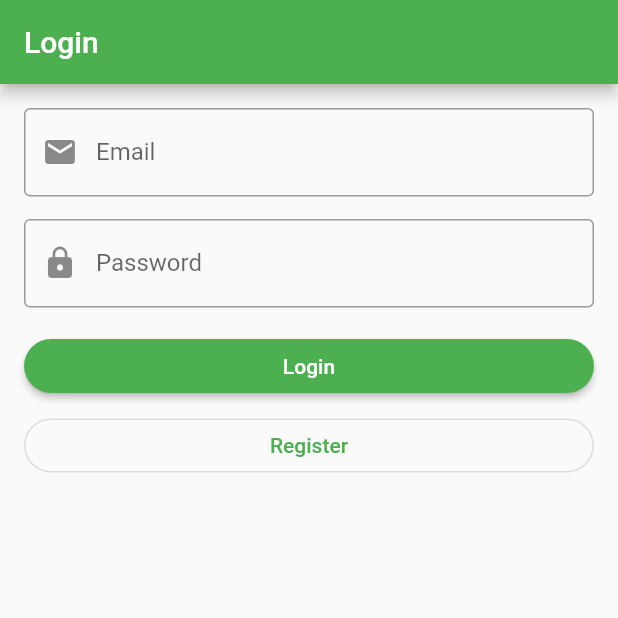
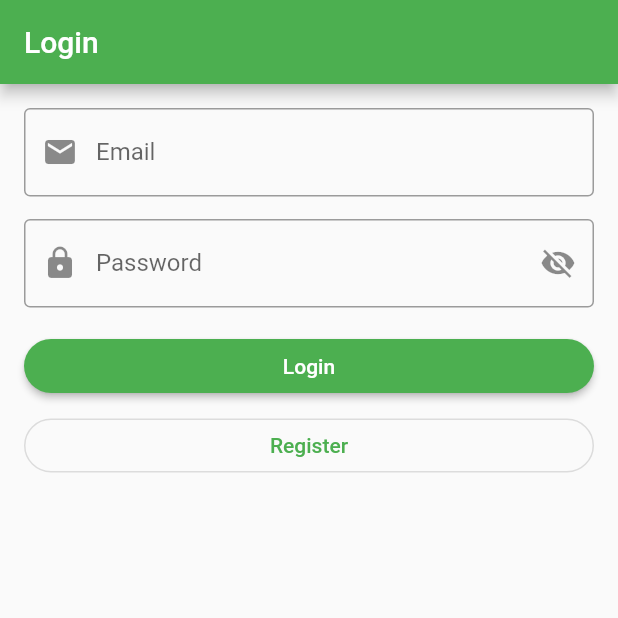
Before and after one commit to amir58/FlutterInstant2, a Flutter app: the screen it shows after launch, on a phone screen of 412 x 824 dp, the top half of it. Run offline on Flutter 3.47's test engine with Material 2 defaults, Android fonts, the phone set to English and light mode, and no system bars.

Commit message:
Session8

```diff
--- a/lib/inheritance/base_screen.dart
+++ b/lib/inheritance/base_screen.dart
@@ -13,7 +13,7 @@ class BaseScreen {
   }
 
   void showLoadingAnimation() {
-    print('showLoadingAnimation');
+    print('showCircleLoadingAnimation');
   }
 
   void hideLoadingAnimation() {
--- a/lib/main.dart
+++ b/lib/main.dart
@@ -16,14 +16,17 @@ class MyApp extends StatelessWidget {
   }
 }
 
-class LoginScreen extends StatelessWidget {
+class LoginScreen extends StatefulWidget {
   const LoginScreen({super.key});
 
+  @override
+  State<LoginScreen> createState() => _LoginScreenState();
+}
+
+class _LoginScreenState extends State<LoginScreen> {
+  bool obscureText = true;
+
   // Layouts => Column, Row, Stack
-  // Widget , Widgets
-  // Widget  => child
-  // Widgets => children
-
   @override
   Widget build(BuildContext context) {
     return Scaffold(
@@ -43,11 +46,21 @@ class LoginScreen extends StatelessWidget {
             ),
             const SizedBox(height: 15),
             TextFormField(
-              obscureText: true,
-              decoration: const InputDecoration(
+              obscureText: obscureText,
+              decoration: InputDecoration(
                 labelText: 'Password',
-                border: OutlineInputBorder(),
-                prefixIcon: Icon(Icons.lock),
+                border: const OutlineInputBorder(),
+                prefixIcon: const Icon(Icons.lock),
+                suffixIcon: IconButton(
+                  onPressed: () {
+                    obscureText = !obscureText;
+                    setState(() {});
+                  },
+                  icon: Icon(
+                      obscureText
+                          ? Icons.visibility_off
+                          : Icons.visibility),
+                ),
               ),
             ),
             const SizedBox(height: 15),
@@ -66,7 +79,9 @@ class LoginScreen extends StatelessWidget {
                 onPressed: () {
                   Navigator.push(
                     context,
-                    MaterialPageRoute(builder: (context) => RegisterScreen(),),
+                    MaterialPageRoute(
+                      builder: (context) => const RegisterScreen(),
+                    ),
                   );
                 },
                 style: ElevatedButton.styleFrom(shape: const StadiumBorder()),
--- a/lib/person.dart
+++ b/lib/person.dart
@@ -25,7 +25,6 @@ class Person {
     required this.address,
   }) {
     print('New object from Person class');
-    printData();
   }
 
   Person.male(this.name, this.age, this.address);
```
Also changed, not shown: lib/inheritance/test_screen.dart (+9 -5 lines), lib/oop.dart (+15 -4 lines), lib/student.dart (added, +28 -0 lines), lib/ui/stateful.dart (added, +52 -0 lines).
